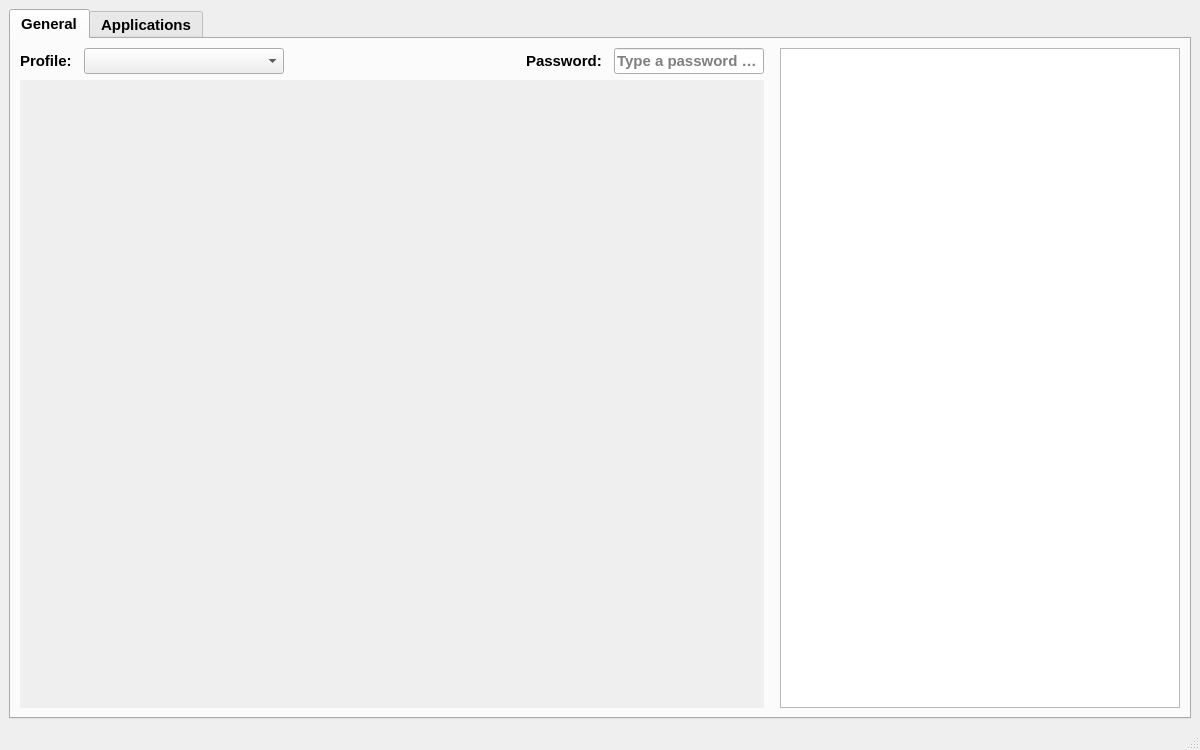
Qt form CyanManager/gui/main_interface.ui (shapelessguy/Python-Projects) before a commit.
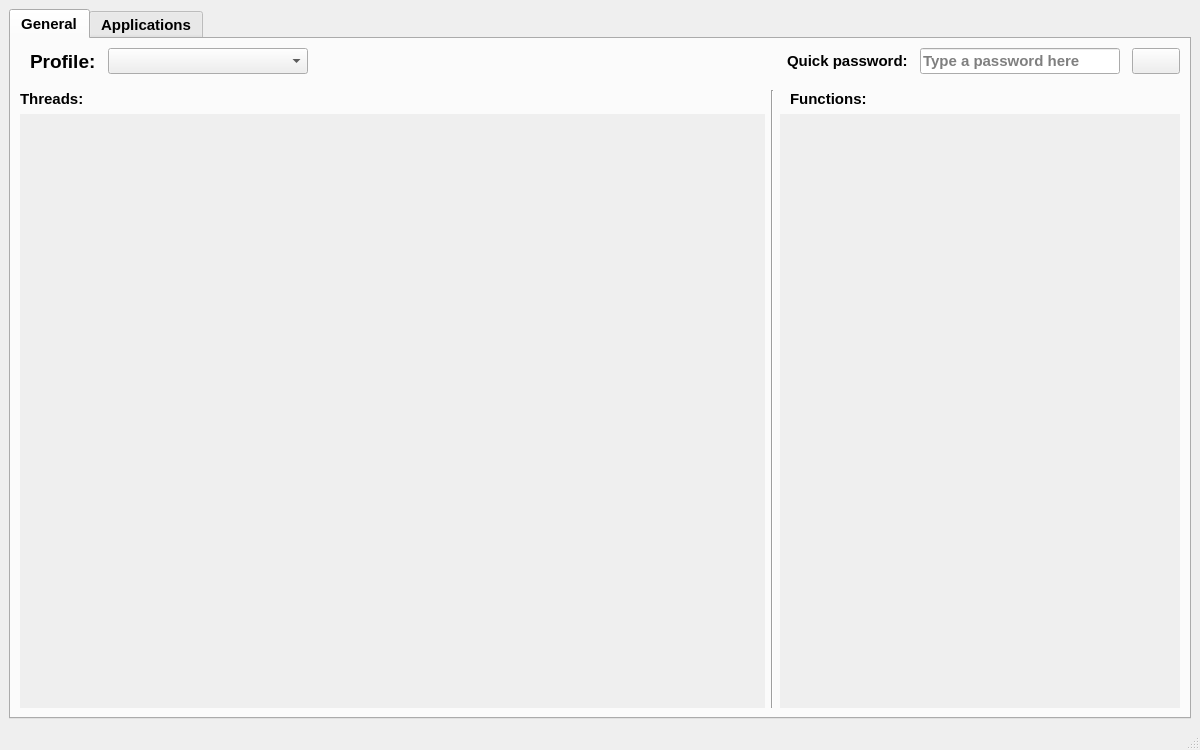
The same form after that commit.

Patch:
```diff
--- a/CyanManager/gui/main_interface.ui
+++ b/CyanManager/gui/main_interface.ui
@@ -61,7 +61,7 @@
              <widget class="QLabel" name="profile_lbl">
               <property name="font">
                <font>
-                <pointsize>11</pointsize>
+                <pointsize>14</pointsize>
                 <weight>75</weight>
                 <bold>true</bold>
                </font>
@@ -69,6 +69,9 @@
               <property name="text">
                <string>Profile:</string>
               </property>
+              <property name="indent">
+               <number>10</number>
+              </property>
              </widget>
             </item>
             <item>
@@ -104,7 +107,7 @@
             <item>
              <widget class="QLabel" name="label_12">
               <property name="text">
-               <string>Password:</string>
+               <string>Quick password:</string>
               </property>
              </widget>
             </item>
@@ -118,13 +121,13 @@
               </property>
               <property name="minimumSize">
                <size>
-                <width>150</width>
+                <width>200</width>
                 <height>0</height>
                </size>
               </property>
               <property name="maximumSize">
                <size>
-                <width>150</width>
+                <width>200</width>
                 <height>16777215</height>
                </size>
               </property>
@@ -133,7 +136,57 @@
               </property>
              </widget>
             </item>
+            <item>
+             <widget class="QPushButton" name="showTerminal">
+              <property name="text">
+               <string/>
+              </property>
+             </widget>
+            </item>
            </layout>
+          </item>
+          <item>
+           <spacer name="verticalSpacer">
+            <property name="orientation">
+             <enum>Qt::Vertical</enum>
+            </property>
+            <property name="sizeType">
+             <enum>QSizePolicy::Fixed</enum>
+            </property>
+            <property name="sizeHint" stdset="0">
+             <size>
+              <width>20</width>
+              <height>10</height>
+             </size>
+            </property>
+           </spacer>
+          </item>
+          <item>
+           <layout class="QHBoxLayout" name="horizontalLayout_5">
+            <property name="topMargin">
+             <number>0</number>
+            </property>
+            <item>
+             <layout class="QVBoxLayout" name="verticalLayout_8">
+              <property name="rightMargin">
+               <number>0</number>
+              </property>
+              <item>
+               <widget class="QLabel" name="label_3">
+                <property name="font">
+                 <font>
+                  <pointsize>11</pointsize>
+                  <weight>75</weight>
+                  <bold>true</bold>
+                 </font>
+                </property>
+                <property name="text">
+                 <string>Threads:</string>
+                </property>
+                <property name="indent">
+                 <number>0</number>
+                </property>
+               </widget>
           </item>
           <item>
            <widget class="QScrollArea" name="scrollArea">
@@ -148,8 +201,8 @@
               <rect>
                <x>0</x>
                <y>0</y>
-               <width>734</width>
-               <height>627</height>
+                   <width>568</width>
+                   <height>580</height>
               </rect>
              </property>
              <layout class="QVBoxLayout" name="thread_layout"/>
@@ -159,45 +212,72 @@
          </layout>
         </item>
         <item>
-         <spacer name="horizontalSpacer">
+             <widget class="Line" name="line">
           <property name="orientation">
-           <enum>Qt::Horizontal</enum>
-          </property>
-          <property name="sizeType">
-           <enum>QSizePolicy::Fixed</enum>
-          </property>
-          <property name="sizeHint" stdset="0">
-           <size>
-            <width>10</width>
-            <height>20</height>
-           </size>
-          </property>
-         </spacer>
+               <enum>Qt::Vertical</enum>
+              </property>
+             </widget>
         </item>
         <item>
-         <widget class="QTextEdit" name="terminal">
-          <property name="sizePolicy">
-           <sizepolicy hsizetype="Preferred" vsizetype="Expanding">
-            <horstretch>0</horstretch>
-            <verstretch>0</verstretch>
-           </sizepolicy>
-          </property>
-          <property name="minimumSize">
+             <layout class="QVBoxLayout" name="verticalLayout_9">
+              <property name="leftMargin">
+               <number>0</number>
+              </property>
+              <item>
+               <widget class="QLabel" name="label_4">
+                <property name="maximumSize">
            <size>
-            <width>400</width>
-            <height>0</height>
-           </size>
-          </property>
+                  <width>16777215</width>
+                  <height>16777215</height>
+                 </size>
+                </property>
+                <property name="font">
+                 <font>
+                  <pointsize>11</pointsize>
+                  <weight>75</weight>
+                  <bold>true</bold>
+                 </font>
+                </property>
+                <property name="text">
+                 <string>Functions:</string>
+                </property>
+                <property name="indent">
+                 <number>10</number>
+                </property>
+               </widget>
+              </item>
+              <item>
+               <widget class="QScrollArea" name="functionArea">
           <property name="maximumSize">
            <size>
             <width>400</width>
             <height>16777215</height>
            </size>
           </property>
-          <property name="readOnly">
+                <property name="frameShape">
+                 <enum>QFrame::NoFrame</enum>
+                </property>
+                <property name="widgetResizable">
            <bool>true</bool>
           </property>
-         </widget>
+                <widget class="QWidget" name="scrollAreaWidgetContents">
+                 <property name="geometry">
+                  <rect>
+                   <x>0</x>
+                   <y>0</y>
+                   <width>400</width>
+                   <height>580</height>
+                  </rect>
+                 </property>
+                 <layout class="QVBoxLayout" name="functions_layout"/>
+                </widget>
+               </widget>
+              </item>
+             </layout>
+            </item>
+           </layout>
+          </item>
+         </layout>
         </item>
        </layout>
       </widget>
```
Left out of the diff: 16 changed lines with no effect on the pictures. Lines whose indentation alone changed are shown as unchanged.
